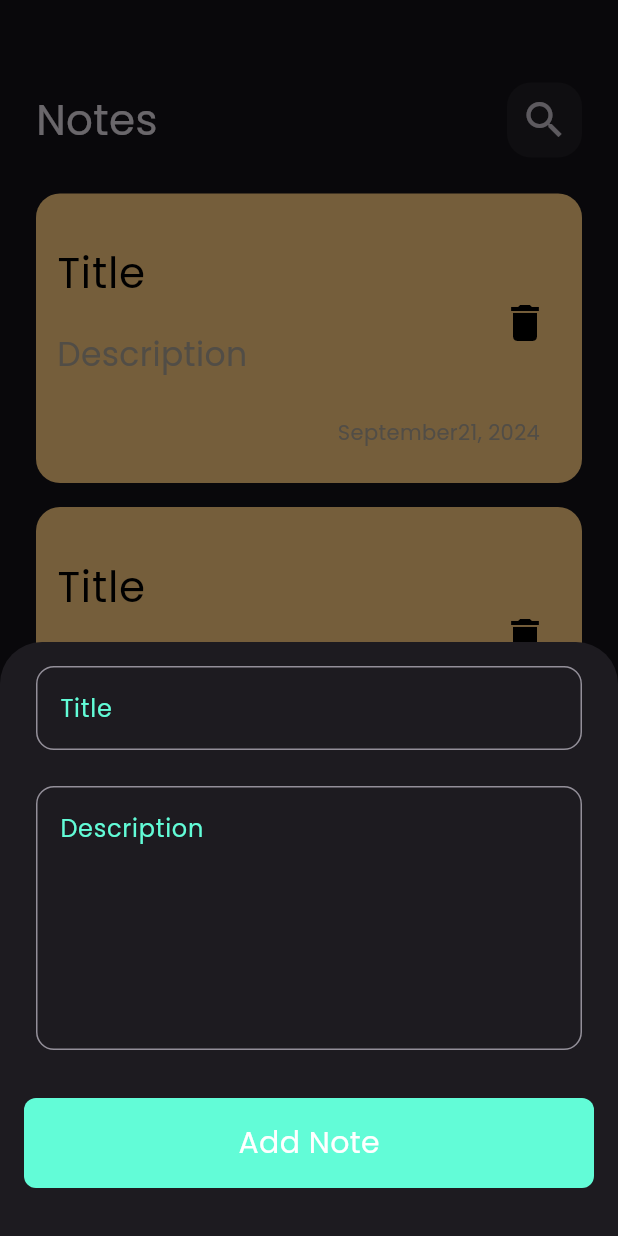
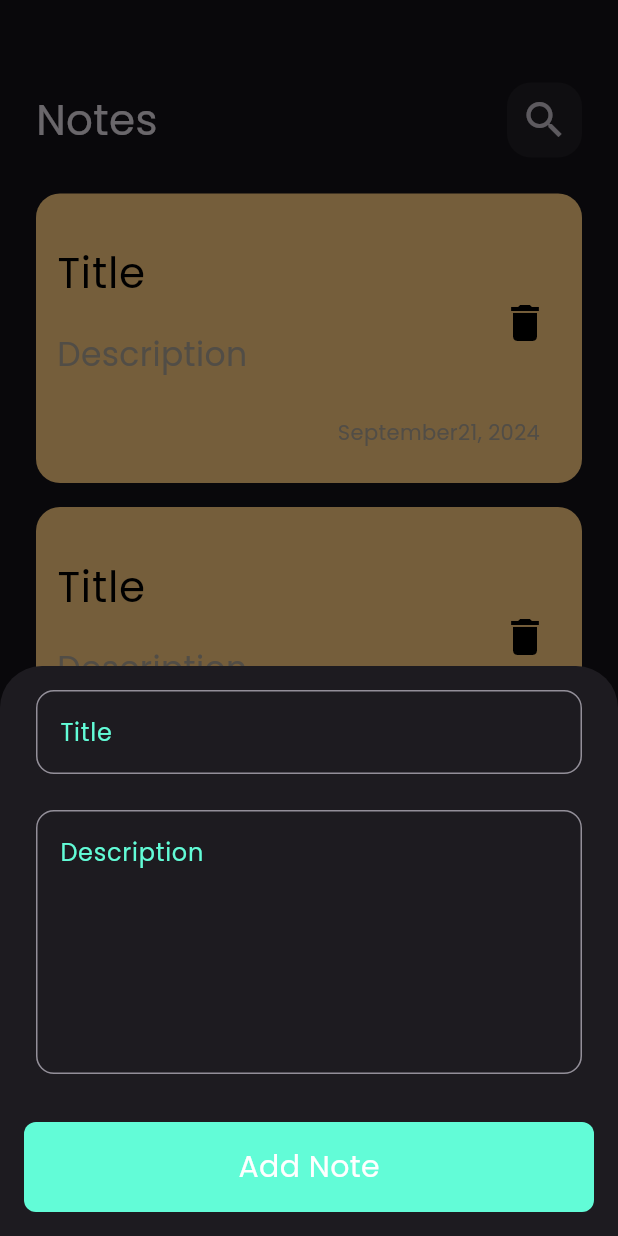
Before and after one commit to mahmoud-elgamal22/notes-App, a Flutter app: the screen it shows after launch, after a tap on the "add" icon, on a phone screen of 412 x 824 dp. Run offline on Flutter 3.47's test engine with Material 3 defaults, Android fonts, the phone set to English and light mode, and no system bars; our stand-ins replace bloc, flutter_bloc, fluttertoast, hive, hive_flutter; accounts and stored records are empty.

Commit message:
solve keyboard exception

```diff
--- a/lib/views/notes_view.dart
+++ b/lib/views/notes_view.dart
@@ -14,6 +14,7 @@ class NotesView extends StatelessWidget {
       floatingActionButton: FloatingActionButton(
         onPressed: () {
           showModalBottomSheet(
+            isScrollControlled: true,
             context: context,
             builder: (context) {
               return BlocProvider<AddNoteCubit>(
--- a/lib/widgets/add_note_bottom_sheet.dart
+++ b/lib/widgets/add_note_bottom_sheet.dart
@@ -17,7 +17,7 @@ class AddNoteBottomSheet extends StatelessWidget {
         listener: (context, state) {
           if (state is AddNoteFailure) {
             Fluttertoast.showToast(
-              msg: 'Failed to add note: ${state.message}',
+              msg: 'Failed to add note',
               toastLength: Toast.LENGTH_LONG,
               gravity: ToastGravity.BOTTOM,
               timeInSecForIosWeb: 1,
@@ -34,7 +34,12 @@ class AddNoteBottomSheet extends StatelessWidget {
           return AbsorbPointer(
             absorbing: state is AddNoteLoading ? true : false,
             child: Padding(
-              padding: const EdgeInsets.all(16.0),
+              padding: EdgeInsets.only(
+                top: 16.0,
+                left: 16.0,
+                right: 16.0,
+                bottom: MediaQuery.of(context).viewInsets.bottom,
+              ),
               child: SingleChildScrollView(child: const AddNoteForm()),
             ),
           );
```
